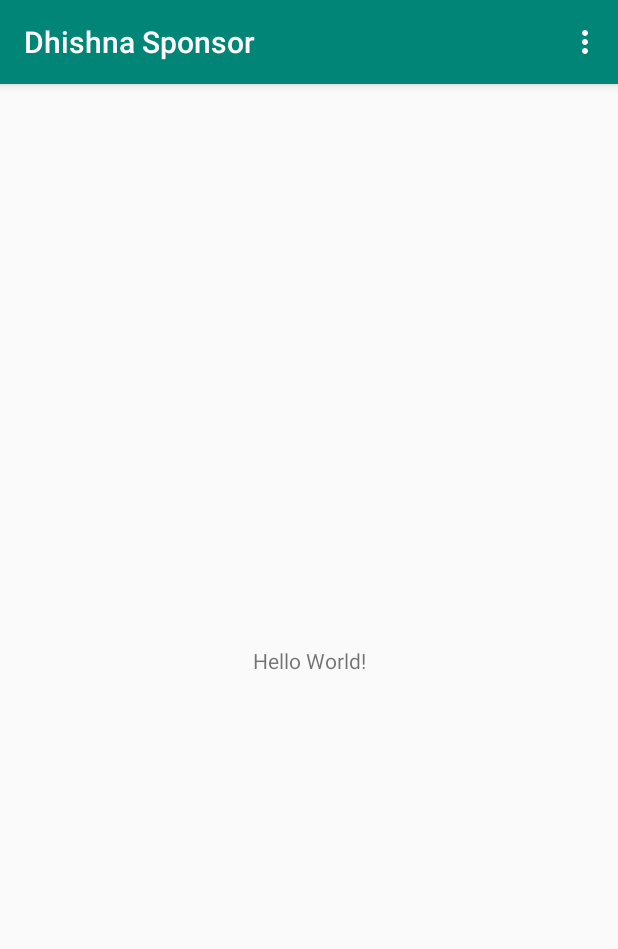
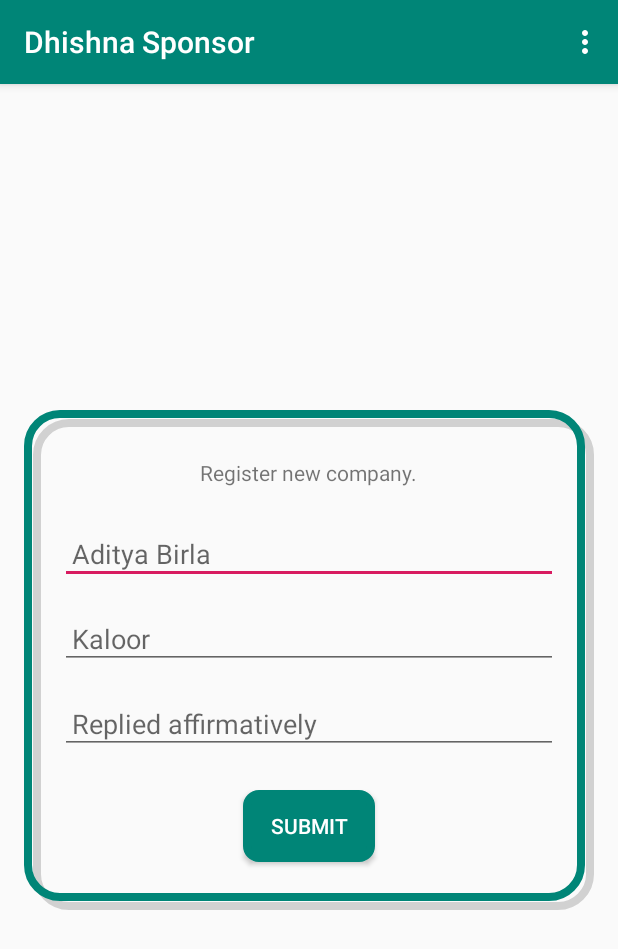
Before and after one commit to Jyothis-P/Dhishna_Sponsor, an Android app: the screen it shows after launch (MainActivity), on a phone screen of 412 x 824 dp. Shown: the top 949 px of the screen. Run offline under Robolectric (Android 15) with nearby library versions, the phone set to English and light mode, and no system bars; our stand-ins replace Firebase (no records; nobody signed in at launch, a user with empty details on screens opened directly); libraries missing offline, so code that uses them is left out: com.firebase.ui; 2 statements that could not run were skipped.

Commit message:
Add data done

```diff
--- a/app/build.gradle
+++ b/app/build.gradle
@@ -7,6 +7,7 @@ android {
         applicationId "com.jyothisp.dhishnasponsor"
         minSdkVersion 19
         targetSdkVersion 28
+        multiDexEnabled true
         versionCode 1
         versionName "1.0"
         testInstrumentationRunner "androidx.test.runner.AndroidJUnitRunner"
@@ -22,10 +23,12 @@ android {
 dependencies {
     implementation fileTree(dir: 'libs', include: ['*.jar'])
     implementation 'androidx.appcompat:appcompat:1.1.0'
+    implementation 'com.google.firebase:firebase-auth:19.1.0'
+    implementation 'com.google.firebase:firebase-firestore:21.2.1'
     implementation 'androidx.constraintlayout:constraintlayout:1.1.3'
-    implementation 'com.google.firebase:firebase-auth:19.1.0'
     testImplementation 'junit:junit:4.12'
     androidTestImplementation 'androidx.test:runner:1.2.0'
     androidTestImplementation 'androidx.test.espresso:espresso-core:3.2.0'
     implementation 'com.firebaseui:firebase-ui-auth:4.3.1'
+    implementation 'androidx.multidex:multidex:2.0.1'
 }
--- a/app/src/main/AndroidManifest.xml
+++ b/app/src/main/AndroidManifest.xml
@@ -4,15 +4,18 @@
     package="com.jyothisp.dhishnasponsor">
 
     <application
+        android:name="androidx.multidex.MultiDexApplication"
         android:allowBackup="true"
         android:icon="@mipmap/ic_launcher"
         android:label="@string/app_name"
         android:roundIcon="@mipmap/ic_launcher_round"
         android:supportsRtl="true"
         android:theme="@style/AppTheme">
+        <activity android:name=".ListActivity"></activity>
         <activity android:name=".MainActivity">
             <intent-filter>
                 <action android:name="android.intent.action.MAIN" />
+                <action android:name="android.intent.action.VIEW" />
 
                 <category android:name="android.intent.category.LAUNCHER" />
             </intent-filter>
--- /dev/null
+++ b/app/src/main/res/drawable/box_fill_red.xml
@@ -0,0 +1,19 @@
+<?xml version="1.0" encoding="UTF-8"?>
+<shape
+    xmlns:android="http://schemas.android.com/apk/res/android">
+    <stroke
+        android:width="5dp"
+        android:color="@color/colorPrimary"/>
+    <corners
+        android:radius="8dp" />
+
+<!--    <padding-->
+<!--        android:left="1dp"-->
+<!--        android:right="1dp"-->
+<!--        android:top="1dp"-->
+<!--        android:bottom="1dp"/>-->
+
+    <solid android:color="@color/colorPrimary"/>
+<!--    <solid android:color="#ffffff"/>-->
+
+</shape>
--- /dev/null
+++ b/app/src/main/res/drawable/box_only_border_red.xml
@@ -0,0 +1,53 @@
+<?xml version="1.0" encoding="UTF-8"?>
+<layer-list
+    xmlns:android="http://schemas.android.com/apk/res/android">
+
+    <item
+        android:left="6dp"
+        android:right="0dp"
+        android:top="6dp"
+        android:bottom="0dp">
+
+        <shape>
+            <stroke
+                android:width="5dp"
+                android:color="#2A000000"/>
+            <corners
+                android:radius="21dp" />
+
+            <!--    <padding-->
+            <!--        android:left="1dp"-->
+            <!--        android:right="1dp"-->
+            <!--        android:top="1dp"-->
+            <!--        android:bottom="1dp"/>-->
+
+            <!--    <solid android:color="@color/colorPrimary"/>-->
+<!--            <solid android:color="#FFFFFF"/>-->
+
+        </shape>
+    </item>
+    <item
+        android:left="0dp"
+        android:right="6dp"
+        android:top="0dp"
+        android:bottom="6dp">
+
+        <shape>
+            <stroke
+                android:width="5dp"
+                android:color="@color/colorPrimary"/>
+            <corners
+                android:radius="21dp" />
+
+            <!--    <padding-->
+            <!--        android:left="1dp"-->
+            <!--        android:right="1dp"-->
+            <!--        android:top="1dp"-->
+            <!--        android:bottom="1dp"/>-->
+
+            <!--    <solid android:color="@color/colorPrimary"/>-->
+<!--            <solid android:color="#A6FFFFFF"/>-->
+
+        </shape>
+    </item>
+</layer-list>
--- a/app/src/main/res/layout/activity_main.xml
+++ b/app/src/main/res/layout/activity_main.xml
@@ -1,18 +1,65 @@
 <?xml version="1.0" encoding="utf-8"?>
-<androidx.constraintlayout.widget.ConstraintLayout xmlns:android="http://schemas.android.com/apk/res/android"
+<RelativeLayout xmlns:android="http://schemas.android.com/apk/res/android"
     xmlns:app="http://schemas.android.com/apk/res-auto"
     xmlns:tools="http://schemas.android.com/tools"
     android:layout_width="match_parent"
     android:layout_height="match_parent"
     tools:context=".MainActivity">
 
-    <TextView
-        android:layout_width="wrap_content"
+
+    <LinearLayout
+        android:layout_width="match_parent"
         android:layout_height="wrap_content"
-        android:text="Hello World!"
-        app:layout_constraintBottom_toBottomOf="parent"
-        app:layout_constraintLeft_toLeftOf="parent"
-        app:layout_constraintRight_toRightOf="parent"
-        app:layout_constraintTop_toTopOf="parent" />
+        android:layout_centerInParent="true"
+        android:layout_margin="16dp"
+        android:background="@drawable/box_only_border_red"
+        android:gravity="center_horizontal"
+        android:orientation="vertical"
+        android:padding="16dp">
+        <TextView
+            android:layout_width="wrap_content"
+            android:layout_height="wrap_content"
+            android:layout_margin="16dp"
+            android:text="Register new company."
+            />
 
-</androidx.constraintlayout.widget.ConstraintLayout>
+        <EditText
+            android:id="@+id/company_name"
+            android:layout_width="match_parent"
+            android:layout_height="wrap_content"
+            android:layout_margin="8dp"
+            android:hint="Aditya Birla"
+            android:padding="8dp" />
+
+        <EditText
+            android:id="@+id/company_locality"
+            android:layout_width="match_parent"
+            android:layout_height="wrap_content"
+            android:layout_margin="8dp"
+            android:hint="Kaloor"
+            android:padding="8dp" />
+
+        <EditText
+            android:id="@+id/company_status"
+            android:layout_width="match_parent"
+            android:layout_height="wrap_content"
+            android:layout_margin="8dp"
+            android:hint="Replied affirmatively"
+            android:padding="8dp" />
+
+
+        <Button
+            android:layout_width="wrap_content"
+            android:layout_height="wrap_content"
+            android:padding="8dp"
+            android:id="@+id/submit_company"
+            android:textColor="@android:color/white"
+            android:background="@drawable/box_fill_red"
+            android:layout_margin="16dp"
+            android:text="submit"/>
+
+
+
+    </LinearLayout>
+
+</RelativeLayout>
--- a/app/src/main/res/menu/main_menu.xml
+++ b/app/src/main/res/menu/main_menu.xml
@@ -2,6 +2,9 @@
 <menu xmlns:android="http://schemas.android.com/apk/res/android"
     xmlns:aapt="http://schemas.android.com/aapt"
     xmlns:app="http://schemas.android.com/apk/res-auto">
+    <item
+        android:id="@+id/getlist"
+        android:title="Show companies" />
     <item
         android:id="@+id/signin"
         android:title="Sign in" />
```
Also changed, not shown: app/src/main/java/com/jyothisp/dhishnasponsor/ListActivity.java (added, +14 -0 lines), app/src/main/java/com/jyothisp/dhishnasponsor/MainActivity.java (+80 -2 lines), app/src/main/res/layout/activity_list.xml (added, +14 -0 lines).
